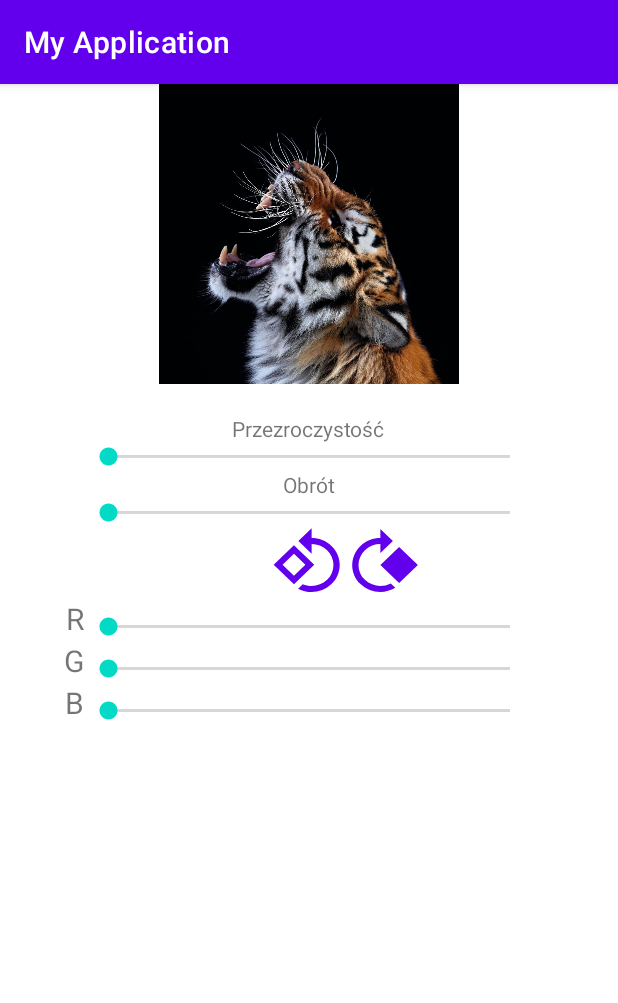
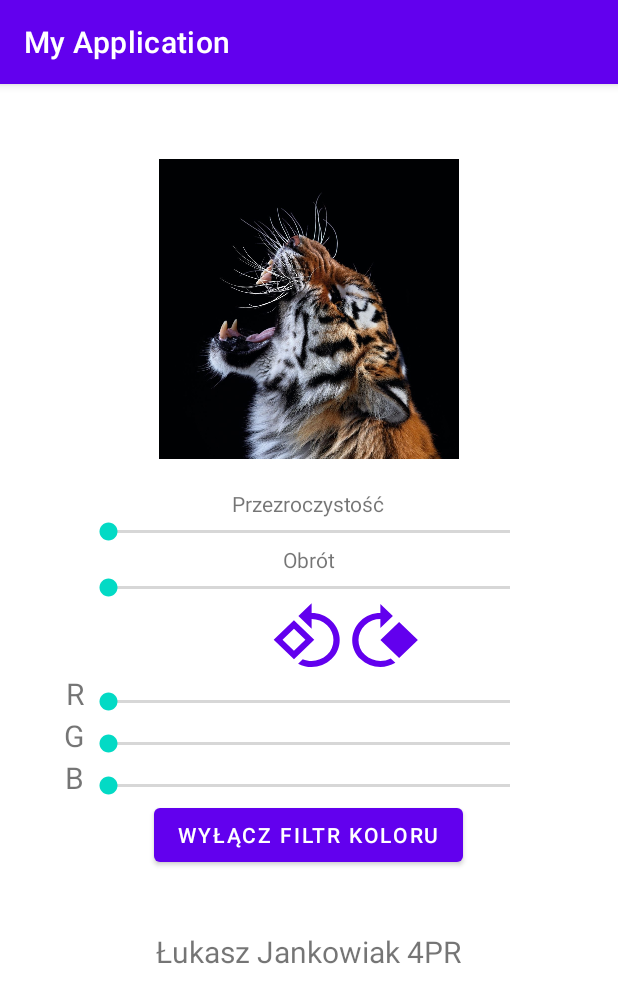
Before and after one commit to lukasz0307/edytor_zdjec, an Android app: the screen it shows after launch (MainActivity), after a tap on an icon or button, on a phone screen of 412 x 824 dp. Shown: the top 1003 px of the screen. Run offline under Robolectric (Android 15) with nearby library versions, the phone set to English and light mode, and no system bars; 2 other taps on this screen came first.

Commit message:
wersja końcowa

```diff
--- a/app/src/main/java/com/example/myapplication/MainActivity.java
+++ b/app/src/main/java/com/example/myapplication/MainActivity.java
@@ -34,6 +34,7 @@ int r,g,b;
         public void onProgressChanged(SeekBar seekBar, int progress, boolean fromUser) {
            transparency= (float) (progress*0.1);
            imageview.setAlpha(transparency);
+
         }
 
         @Override
@@ -128,6 +129,7 @@ int r,g,b;
         TextView image_filter=(TextView)findViewById(R.id.image_filter);
         imageview.setRotation(imageview.getRotation()-90);
         image_filter.setRotation(image_filter.getRotation()-90);
+
     }
 
     public void right_rotation(View view){
@@ -136,9 +138,15 @@ int r,g,b;
         imageview.setRotation(imageview.getRotation()+90);
         image_filter.setRotation(image_filter.getRotation()+90);
     }
+    public void turn_off(View view){
+
+        TextView image_filter=(TextView)findViewById(R.id.image_filter);
+       image_filter.setVisibility(View.INVISIBLE);
+    }
     public void rgb(){
        TextView image_filter=(TextView) findViewById(R.id.image_filter);
         image_filter.setBackgroundColor(Color.rgb(r,g,b));
+        image_filter.setVisibility(View.VISIBLE);
     }
 
 }
--- a/app/src/main/res/layout/activity_main.xml
+++ b/app/src/main/res/layout/activity_main.xml
@@ -4,9 +4,11 @@
     xmlns:tools="http://schemas.android.com/tools"
     android:layout_width="match_parent"
     android:layout_height="match_parent"
-    tools:context=".MainActivity">
+    tools:context=".MainActivity"
+    >
 
     <ImageView
+        android:layout_marginTop="50dp"
         android:layout_width="wrap_content"
         android:layout_height="200dp"
         android:src="@drawable/foto"
@@ -15,6 +17,7 @@
 
         />
     <TextView
+        android:layout_marginTop="50dp"
         android:layout_width="200dp"
         android:layout_height="200dp"
         android:layout_centerHorizontal="true"
@@ -129,6 +132,24 @@
         android:layout_below="@+id/seekbar_g"
         android:textSize="20dp"
         />
+    <TextView
+        android:layout_width="wrap_content"
+        android:layout_height="wrap_content"
+        android:layout_below="@+id/turn_off"
+        android:text="Łukasz Jankowiak 4PR"
+        android:textSize="20dp"
+        android:paddingTop="40dp"
+        android:layout_centerHorizontal="true"
+        />
+    <Button
+        android:layout_width="wrap_content"
+        android:layout_height="wrap_content"
+        android:layout_below="@+id/seekbar_b"
+        android:id="@+id/turn_off"
+        android:text="Wyłącz filtr koloru"
+        android:onClick="turn_off"
+        android:layout_centerHorizontal="true"
+        />
 
 
 
```
